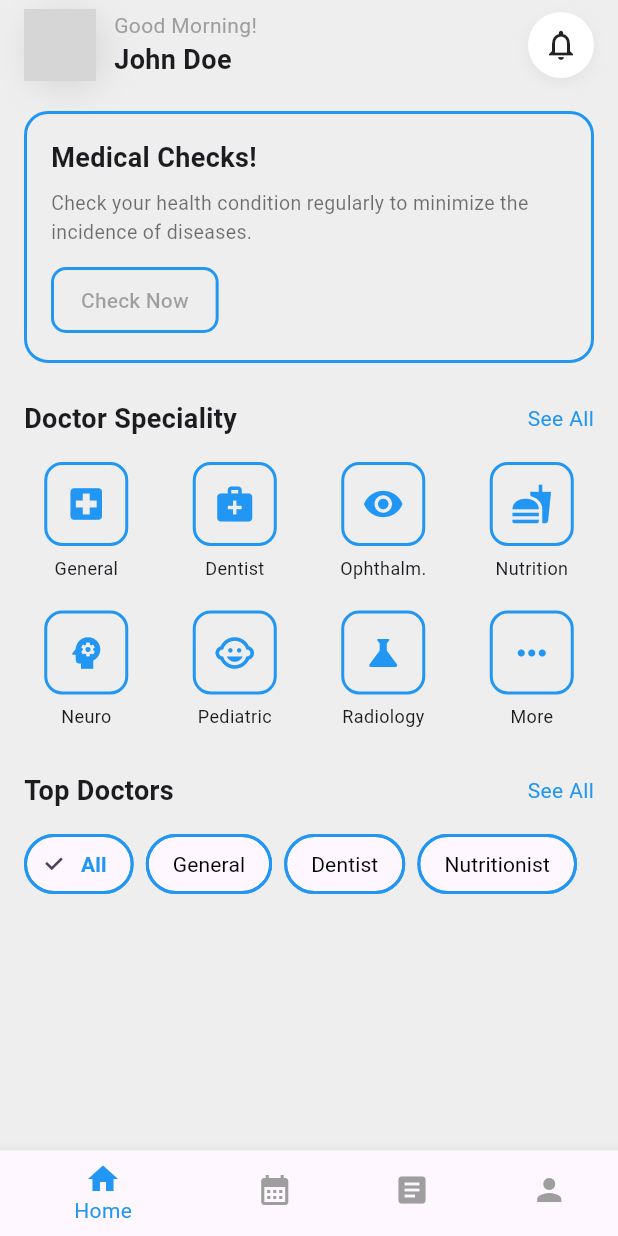
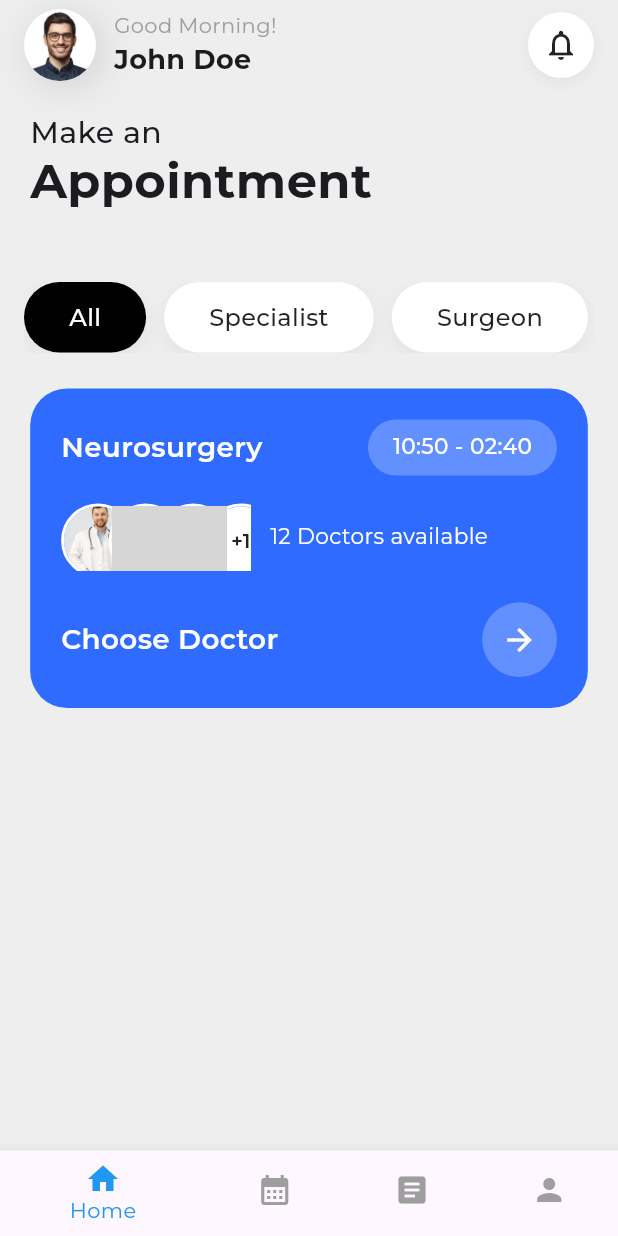
Before and after one commit to zhuravel-dev/smart_med, a Flutter app: the screen it shows after launch, on a phone screen of 412 x 824 dp. Run offline on Flutter 3.47's test engine with Material 3 defaults, Android fonts, the phone set to English and light mode, and no system bars; our stand-ins replace beamer, bloc, dotted_border, flutter_bloc, get_it, google_fonts; grey boxes are pictures that could not be loaded.

Commit message:
create general card and main title from prototype to design; add fonts; add list of defaultAvatars

```diff
--- a/lib/app.dart
+++ b/lib/app.dart
@@ -1,6 +1,7 @@
 import 'package:beamer/beamer.dart';
 import 'package:flutter/material.dart';
 import 'package:flutter_bloc/flutter_bloc.dart';
+import 'package:google_fonts/google_fonts.dart';
 import 'package:smart_med/presentation/navigation/app_router.dart';
 
 class App extends StatefulWidget {
@@ -43,6 +44,9 @@ class _AppState extends State<App> with WidgetsBindingObserver {
         theme: ThemeData(
           primarySwatch: Colors.blue,
           visualDensity: VisualDensity.adaptivePlatformDensity,
+          textTheme: GoogleFonts.montserratTextTheme(
+            Theme.of(context).textTheme,
+          ),
         ),
         builder: (context, child) {
           return ScrollConfiguration(
@@ -58,10 +62,10 @@ class _AppState extends State<App> with WidgetsBindingObserver {
 class _RemoveGlowEffectBehavior extends ScrollBehavior {
   @override
   Widget buildOverscrollIndicator(
-    BuildContext context,
-    Widget child,
-    ScrollableDetails details,
-  ) {
+      BuildContext context,
+      Widget child,
+      ScrollableDetails details,
+      ) {
     return child;
   }
 }
--- /dev/null
+++ b/lib/infra/constants.dart
@@ -0,0 +1,6 @@
+const List<String> defaultAvatars = [
+  'assets/images/doctors/1.jpg',
+  'assets/images/doctors/3.jpg',
+  'assets/images/doctors/4.jpg',
+  'assets/images/doctors/5.jpg',
+];
--- /dev/null
+++ b/lib/presentation/components/home_greeting_header.dart
@@ -0,0 +1,15 @@
+import 'package:flutter/material.dart';
+import 'package:smart_med/infra/mocks/mock_user.dart';
+import 'package:smart_med/presentation/components/custom_app_bar/greeting_header.dart';
+
+class HomeGreetingHeader extends StatelessWidget {
+  const HomeGreetingHeader({super.key});
+
+  @override
+  Widget build(BuildContext context) {
+    return GreetingHeader(
+      user: mockUsers[0],
+      onNotificationTap: () => print("Notifications tapped"),
+    );
+  }
+}
--- /dev/null
+++ b/lib/presentation/components/main_card.dart
@@ -0,0 +1,202 @@
+import 'package:flutter/material.dart';
+import 'package:smart_med/infra/constants.dart';
+
+class MainCard extends StatelessWidget {
+  final Color color;
+  final String doctorType;
+  final String time;
+  final int doctorsAvailable;
+  final VoidCallback? onTap;
+
+  const MainCard({
+    super.key,
+    required this.color,
+    required this.doctorType,
+    required this.time,
+    required this.doctorsAvailable,
+    this.onTap,
+  });
+
+  @override
+  Widget build(BuildContext context) {
+    final media = MediaQuery.of(context);
+    final screenWidth = media.size.width;
+
+    final horizontalMargin = screenWidth * 0.01;
+    final padding = screenWidth * 0.05;
+    final borderRadius = screenWidth * 0.06;
+
+    final titleSize = screenWidth * 0.045;
+    final subtitleSize = screenWidth * 0.035;
+
+    final avatarRadius = screenWidth * 0.055;
+    final avatarOffset = avatarRadius * 1.4;
+
+    return Container(
+      width: double.infinity,
+      margin: EdgeInsets.symmetric(
+        vertical: 12,
+        horizontal: horizontalMargin,
+      ),
+      padding: EdgeInsets.all(padding),
+      decoration: BoxDecoration(
+        color: color,
+        borderRadius: BorderRadius.circular(borderRadius),
+      ),
+      child: Column(
+        crossAxisAlignment: CrossAxisAlignment.start,
+        children: [
+          Row(
+            mainAxisAlignment: MainAxisAlignment.spaceBetween,
+            children: [
+              Expanded(
+                child: Text(
+                  doctorType,
+                  maxLines: 1,
+                  overflow: TextOverflow.ellipsis,
+                  style: TextStyle(
+                    fontSize: titleSize,
+                    fontWeight: FontWeight.w600,
+                    color: Colors.white,
+                  ),
+                ),
+              ),
+              const SizedBox(width: 8),
+              Container(
+                padding: EdgeInsets.symmetric(
+                  horizontal: padding * 0.8,
+                  vertical: padding * 0.4,
+                ),
+                decoration: BoxDecoration(
+                  color: Colors.white.withOpacity(0.25),
+                  borderRadius: BorderRadius.circular(20),
+                ),
+                child: Text(
+                  time,
+                  style: TextStyle(
+                    fontSize: subtitleSize,
+                    color: Colors.white,
+                    fontWeight: FontWeight.w500,
+                  ),
+                ),
+              ),
+            ],
+          ),
+
+          SizedBox(height: padding * 0.9),
+
+          Row(
+            children: [
+              SizedBox(
+                height: avatarRadius * 2,
+                width: avatarOffset *
+                    (defaultAvatars.length.clamp(1, 4)),
+                child: Stack(
+                  children: [
+                    for (int i = 0;
+                    i < defaultAvatars.length && i < 3;
+                    i++)
+                      Positioned(
+                        left: i * avatarOffset,
+                        child: Container(
+                          decoration: BoxDecoration(
+                            shape: BoxShape.circle,
+                            border: Border.all(
+                              color: Colors.white,
+                              width: 2,
+                            ),
+                          ),
+                          child: CircleAvatar(
+                            radius: avatarRadius,
+                            backgroundImage:
+                            AssetImage(defaultAvatars[i]),
+                            backgroundColor: Colors.grey[300],
+                          ),
+                        ),
+                      ),
+                    if (defaultAvatars.length > 3)
+                      Positioned(
+                        left: 3 * avatarOffset,
+                        child: Container(
+                          decoration: BoxDecoration(
+                            shape: BoxShape.circle,
+                            border: Border.all(
+                              color: Colors.white,
+                              width: 2,
+                            ),
+                          ),
+                          child: CircleAvatar(
+                            radius: avatarRadius,
+                            backgroundColor: Colors.white,
+                            child: Text(
+                              "+${defaultAvatars.length - 3}",
+                              style: TextStyle(
+                                color: Colors.black87,
+                                fontSize: avatarRadius * 0.6,
+                                fontWeight: FontWeight.w600,
+                              ),
+                            ),
+                          ),
+                        ),
+                      ),
+                  ],
+                ),
+              ),
+
+              SizedBox(width: padding * 0.6),
+
+              Expanded(
+                child: Text(
+                  "$doctorsAvailable Doctor${doctorsAvailable != 1 ? 's' : ''} available",
+                  maxLines: 2,
+                  overflow: TextOverflow.ellipsis,
+                  style: TextStyle(
+                    color: Colors.white,
+                    fontSize: subtitleSize,
+                  ),
+                ),
+              ),
+            ],
+          ),
+
+          SizedBox(height: padding),
+
+          /// ─── FOOTER ──────────────────────────────────────────────
+          Row(
+            mainAxisAlignment: MainAxisAlignment.spaceBetween,
+            children: [
+              Expanded(
+                child: Text(
+                  "Choose Doctor",
+                  maxLines: 1,
+                  overflow: TextOverflow.ellipsis,
+                  style: TextStyle(
+                    fontSize: titleSize,
+                    fontWeight: FontWeight.w600,
+                    color: Colors.white,
+                  ),
+                ),
+              ),
+              const SizedBox(width: 8),
+              GestureDetector(
+                onTap: onTap,
+                child: Container(
+                  width: avatarRadius * 2.2,
+                  height: avatarRadius * 2.2,
+                  decoration: BoxDecoration(
+                    color: Colors.white.withOpacity(0.25),
+                    shape: BoxShape.circle,
+                  ),
+                  child: const Icon(
+                    Icons.arrow_forward,
+                    color: Colors.white,
+                  ),
+                ),
+              ),
+            ],
+          ),
+        ],
+      ),
+    );
+  }
+}
--- /dev/null
+++ b/lib/presentation/components/make_appointment_title.dart
@@ -0,0 +1,32 @@
+import 'package:flutter/material.dart';
+import 'package:google_fonts/google_fonts.dart';
+
+Widget MakeAppointmentTitle() {
+  return Padding(
+    padding: const EdgeInsets.only(left: 4),
+    child: Column(
+      crossAxisAlignment: CrossAxisAlignment.start,
+      children: [
+
+        Text(
+          "Make an",
+          style: GoogleFonts.montserrat(
+            fontSize: 20,
+            fontWeight: FontWeight.w500,
+          ),
+        ),
+        Text(
+          "Appointment",
+            style: GoogleFonts.montserrat(
+              fontSize: 32,
+              fontWeight: FontWeight.w700,
+              height: 1.1,
+            ),
+        ),
+
+        const SizedBox(height: 30),
+
+      ],
+    ),
+  );
+}
--- a/lib/presentation/components/tag_item.dart
+++ b/lib/presentation/components/tag_item.dart
@@ -1,19 +1,43 @@
 import 'package:flutter/material.dart';
 
-Widget TagItem(String text, {bool selected = false}) {
-  return ChoiceChip(
-    label: Text(text),
-    selected: selected,
-    backgroundColor: Colors.transparent,
-    selectedColor: Colors.transparent,
-    labelStyle: TextStyle(
-      color: selected ? Colors.blue : Colors.black,
-      fontWeight: selected ? FontWeight.bold : FontWeight.normal,
-    ),
-    onSelected: (_) {},
-    shape: RoundedRectangleBorder(
-      borderRadius: BorderRadius.circular(20),
-      side: const BorderSide(color: Colors.blue, width: 2),
-    ),
-  );
+class TagItem extends StatelessWidget {
+  final String text;
+  final bool selected;
+  final VoidCallback? onTap;
+
+  const TagItem(
+      this.text, {
+        super.key,
+        this.selected = false,
+        this.onTap,
+      });
+
+  @override
+  Widget build(BuildContext context) {
+    return GestureDetector(
+      onTap: onTap,
+      child: Container(
+        padding: const EdgeInsets.symmetric(horizontal: 30, vertical: 12),
+        decoration: BoxDecoration(
+          color: selected ? Colors.black : Colors.white,
+          borderRadius: BorderRadius.circular(30),
+          boxShadow: [
+            BoxShadow(
+              color: Colors.grey.withOpacity(0.15),
+              blurRadius: 10,
+              offset: const Offset(0, 4),
+            ),
+          ],
+        ),
+        child: Text(
+          text,
+          style: TextStyle(
+            color: selected ? Colors.white : Colors.black87,
+            fontSize: 16,
+            fontWeight: FontWeight.w500,
+          ),
+        ),
+      ),
+    );
+  }
 }
--- a/lib/presentation/components/tags_row.dart
+++ b/lib/presentation/components/tags_row.dart
@@ -2,13 +2,18 @@ import 'package:flutter/material.dart';
 import 'package:smart_med/presentation/components/tag_item.dart';
 
 Widget TagsRow() {
-  return Wrap(
-    spacing: 8,
-    children: [
-      TagItem("All", selected: true),
-      TagItem("General"),
-      TagItem("Dentist"),
-      TagItem("Nutritionist"),
-    ],
+  return SingleChildScrollView(
+    scrollDirection: Axis.horizontal,
+    child: Row(
+      children: [
+        TagItem("All", selected: true),
+        SizedBox(width: 12),
+        TagItem("Specialist"),
+        SizedBox(width: 12),
+        TagItem("Surgeon"),
+        SizedBox(width: 12),
+        TagItem("Treatment"),
+      ],
+    ),
   );
 }
--- a/lib/presentation/views/home_screen.dart
+++ b/lib/presentation/views/home_screen.dart
@@ -1,11 +1,8 @@
 import 'package:flutter/material.dart';
-import 'package:smart_med/infra/mocks/mock_user.dart';
-import 'package:smart_med/presentation/components/custom_app_bar/greeting_header.dart';
-import 'package:smart_med/presentation/components/doctor_speciality_header.dart';
-import 'package:smart_med/presentation/components/medical_check_card.dart';
-import 'package:smart_med/presentation/components/speciality_grid.dart';
+import 'package:smart_med/presentation/components/home_greeting_header.dart';
+import 'package:smart_med/presentation/components/main_card.dart';
+import 'package:smart_med/presentation/components/make_appointment_title.dart';
 import 'package:smart_med/presentation/components/tags_row.dart';
-import 'package:smart_med/presentation/components/top_doctors_header.dart';
 
 class HomeScreen extends StatefulWidget {
   const HomeScreen({super.key});
@@ -25,21 +22,19 @@ class _HomeScreenState extends State<HomeScreen> {
           padding: const EdgeInsets.symmetric(horizontal: 16, vertical: 0),
           children: [
             const SizedBox(height: 6),
-            GreetingHeader(
-              user: mockUsers[0],
-              onNotificationTap: () => print("Notifications tapped"),
-            ),
+            HomeGreetingHeader(),
             const SizedBox(height: 20),
-            const MedicalCheckCard(),
-            const SizedBox(height: 24),
-            DoctorSpecialityHeader(),
-            const SizedBox(height: 16),
-            SpecialityGrid(),
-            const SizedBox(height: 24),
-            TopDoctorsHeader(),
-            const SizedBox(height: 12),
+            MakeAppointmentTitle(),
+            const SizedBox(height: 20),
             TagsRow(),
             const SizedBox(height: 12),
+            MainCard(
+              color: const Color(0xff2F6BFF),
+              doctorType: "Neurosurgery",
+              time: "10:50 - 02:40",
+              doctorsAvailable: 12,
+              onTap: () {},
+            ),
           ],
         ),
       ),
--- a/pubspec.yaml
+++ b/pubspec.yaml
@@ -37,6 +37,7 @@ dependencies:
   get_it: ^7.2.0
   intl: ^0.20.0
   dotted_border: ^2.0.0
+  google_fonts: ^6.3.3
 
 dev_dependencies:
   flutter_test:
@@ -64,6 +65,7 @@ flutter:
   assets:
     - assets/images/
     - assets/images/doctors/
+    - assets/images/user/
 
   # An image asset can refer to one or more resolution-specific "variants", see
   # https://flutter.dev/to/resolution-aware-images
```
